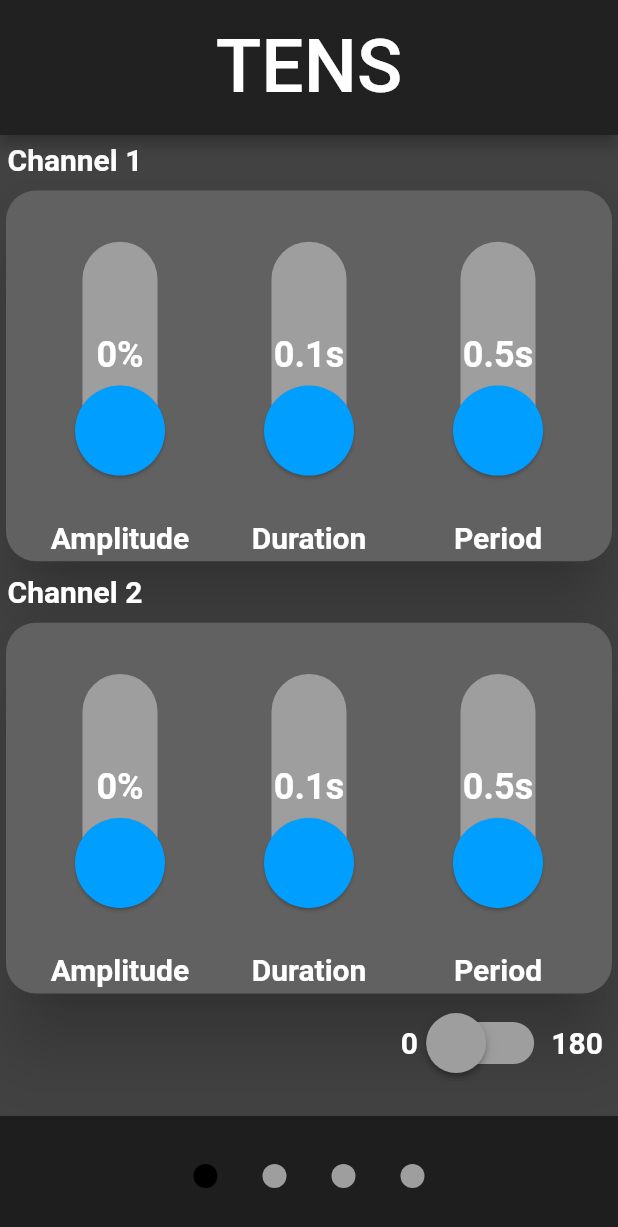
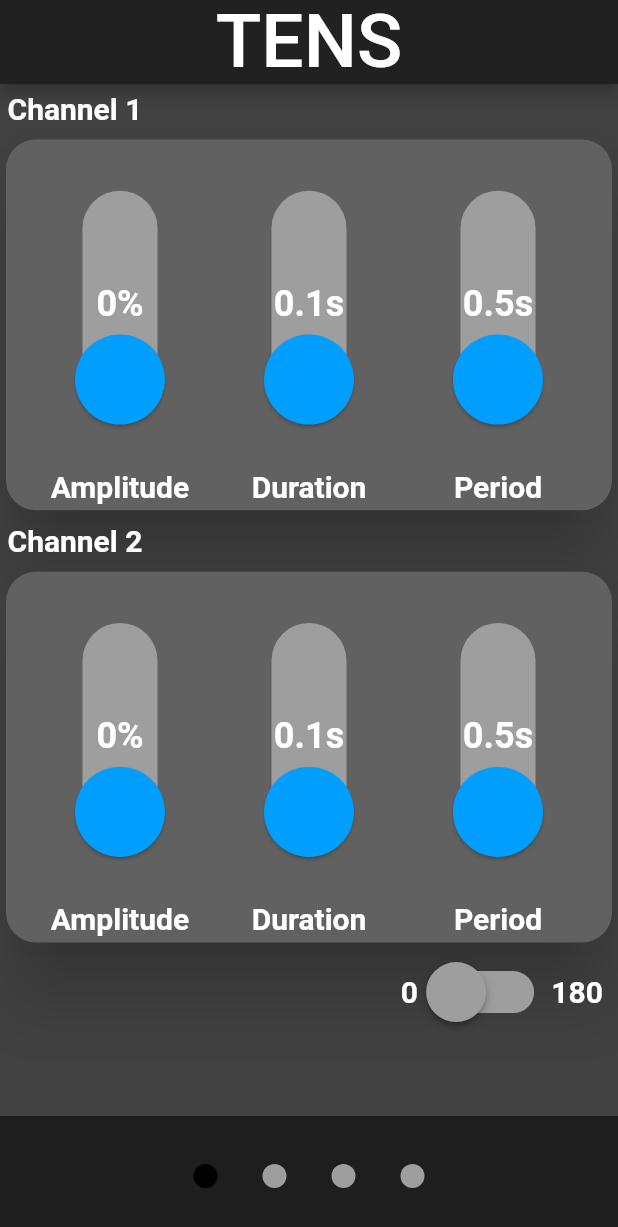
Before and after one commit to HaskizMe/PainDrainPhoneApp, a Flutter app: the PageNavigation screen opened directly, on a phone screen of 412 x 824 dp. Shown: the top 1227 px of the screen. Run offline on Flutter 3.47's test engine with Material 2 defaults, Android fonts, the phone set to English and light mode, and no system bars; our stand-ins replace device_preview, flutter_blue_plus, get, permission_handler, shared_preferences, syncfusion_flutter_sliders; accounts and stored records are empty.

Commit message:
added some usability with responsive layout

```diff
--- a/lib/main.dart
+++ b/lib/main.dart
@@ -10,15 +10,19 @@ import 'package:flutter_blue_plus/flutter_blue_plus.dart';
 import 'package:get/get.dart';
 import 'package:pain_drain_mobile_app/ble/bluetooth_controller.dart';
 import 'package:shared_preferences/shared_preferences.dart';
+import 'package:device_preview/device_preview.dart';
 final globalValues = GlobalValues();
 
 void main() {
   // This initializes the Bluetooth controller class so we can use it wherever
   // in the app.
   Get.put(BluetoothController());
-  runApp(const GetMaterialApp(
-    debugShowCheckedModeBanner: false,
-    home: SplashScreen(),
+  runApp(DevicePreview(
+    enabled: false,
+    builder: (context) => const GetMaterialApp(
+      debugShowCheckedModeBanner: false,
+      home: SplashScreen(),
+    ),
   ));
   FlutterBluePlus.setLogLevel(LogLevel.verbose, color: false);
   SystemChrome.setPreferredOrientations([
@@ -45,7 +49,11 @@ class _PageNavigationState extends State<PageNavigation> with WidgetsBindingObse
   int _activePage = 0;
   int batteryLevel = 0;
 
-
+  bool isSmallScreen(BuildContext context) {
+    final height = MediaQuery.of(context).size.height;
+    print('my width is $height');
+    return height < 670;
+  }
   final List<Widget> _pages = [
     const TENSSettings(),
     const TempSettings(),
@@ -136,12 +144,12 @@ class _PageNavigationState extends State<PageNavigation> with WidgetsBindingObse
             },
           ),
           // This will only show the navigation dots when in portrait mode
-          if (orientation == Orientation.portrait)
+          if (orientation == Orientation.portrait || orientation == Orientation.landscape)
             Positioned(
               bottom: 0,
               left: 0,
               right: 0,
-              height: 80,
+              height: isSmallScreen(context) ? 40.0 : 80.0,
               child: Container(
                 color: Colors.black54,
                 child: Row(
@@ -168,6 +176,7 @@ class _PageNavigationState extends State<PageNavigation> with WidgetsBindingObse
                 ),
               ),
             ),
+
           // Battery percentage indicator above the app title bar not needed right now
           // Align(
           //   alignment: Alignment.bottomRight, // Adjust the values to position it as needed
--- a/lib/screens/TENS_settings.dart
+++ b/lib/screens/TENS_settings.dart
@@ -135,15 +135,7 @@ class _TENSSettingsState extends State<TENSSettings> with WidgetsBindingObserver
     await bluetoothController.writeToDevice('tens', hexValue);
     readValueList = await bluetoothController.readFromDevice();
 
-    // When phase changes it sends channel 2 next
-    // stringCommand = "T ${globalValues.getSliderValue('tensAmplitudeCh1')} ${globalValues.getSliderValue('tensDurationCh1')} ${globalValues.getSliderValue('tensPeriodCh1')} $channel1 ${globalValues.getSliderValue("tensPhase")}";
-    // hexValue = bluetoothController.stringToHexList(stringCommand);
-    // print('Value: $stringCommand');
-    // print('list hex values $hexValue');
-    // await bluetoothController.writeToDevice('tens', hexValue);
-    // readValueList = await bluetoothController.readFromDevice();
     setState(() {
-      //phaseValue = newValue;
       readValue = bluetoothController.hexToString(readValueList);
     });
   }
@@ -173,20 +165,22 @@ class _TENSSettingsState extends State<TENSSettings> with WidgetsBindingObserver
     return Scaffold(
       backgroundColor: Colors.grey[800],
       appBar: AppBar(
-        title: const Text(
+        title: Padding(
+          padding: EdgeInsets.all(35.0),
+          child: const Text(
             'TENS',
             style: TextStyle(
               color: Colors.white,
               fontSize: 50,
             ),
           ),
+        ),
         automaticallyImplyLeading: false,
         backgroundColor: Colors.grey[900],
         centerTitle: true,
-        toolbarHeight: 90,
+        //toolbarHeight: 50,
       ),
-      body: Center(
-        child: SliderTheme(
+      body: SliderTheme(
         data: const SliderThemeData(
           trackHeight: 50,
           activeTrackColor: Colors.blue, // Color of the active portion of the track
@@ -311,7 +305,6 @@ class _TENSSettingsState extends State<TENSSettings> with WidgetsBindingObserver
             ],
           ),
         ),
-        ),
       )
     );
   }
--- a/lib/screens/preset_settings.dart
+++ b/lib/screens/preset_settings.dart
@@ -79,9 +79,10 @@ class _PresetSettingsState extends State<PresetSettings> {
         automaticallyImplyLeading: false,
         backgroundColor: Colors.grey[900],
         centerTitle: true,
-        toolbarHeight: 90,
+        //toolbarHeight: 90,
       ),
-      body: Center(
+      body: Align(
+        alignment: Alignment(0, -.25),
         child: Card(
           elevation: 20.0,
           color: Colors.grey[700],
--- a/lib/screens/splash_screen.dart
+++ b/lib/screens/splash_screen.dart
@@ -1,6 +1,8 @@
 import 'package:flutter/material.dart';
 import 'package:flutter/services.dart';
+import 'package:pain_drain_mobile_app/main.dart';
 import 'package:pain_drain_mobile_app/scheme_colors/app_colors.dart';
+import 'package:pain_drain_mobile_app/screens/TENS_settings.dart';
 import 'package:pain_drain_mobile_app/screens/connect_to_device.dart';
 
 class SplashScreen extends StatefulWidget {
@@ -23,6 +25,7 @@ class _SplashScreenState extends State<SplashScreen>
     Future.delayed(const Duration(seconds: 5), () {
       Navigator.of(context).pushReplacement(MaterialPageRoute(
           builder: (_) => const ConnectDevice()
+          //builder: (_) => const PageNavigation()
         ),
       );
     });
--- a/lib/screens/vibration_settings.dart
+++ b/lib/screens/vibration_settings.dart
@@ -87,7 +87,7 @@ class _VibrationSettingsState extends State<VibrationSettings> {
         automaticallyImplyLeading: false,
         backgroundColor: Colors.grey[900],
         centerTitle: true,
-        toolbarHeight: 90,
+        //toolbarHeight: 90,
       ),
       body: Center(
         child: Container(
--- a/pubspec.yaml
+++ b/pubspec.yaml
@@ -39,6 +39,7 @@ dependencies:
   shared_preferences: ^2.2.1
   permission_handler: ^11.0.0
   syncfusion_flutter_sliders: ^23.1.41
+  device_preview: ^1.1.0
 
 
 dev_dependencies:
```
Also changed, not shown: lib/screens/temp_settings.dart (+4 -3 lines), pubspec.lock. Lines whose indentation alone changed are shown as unchanged.
